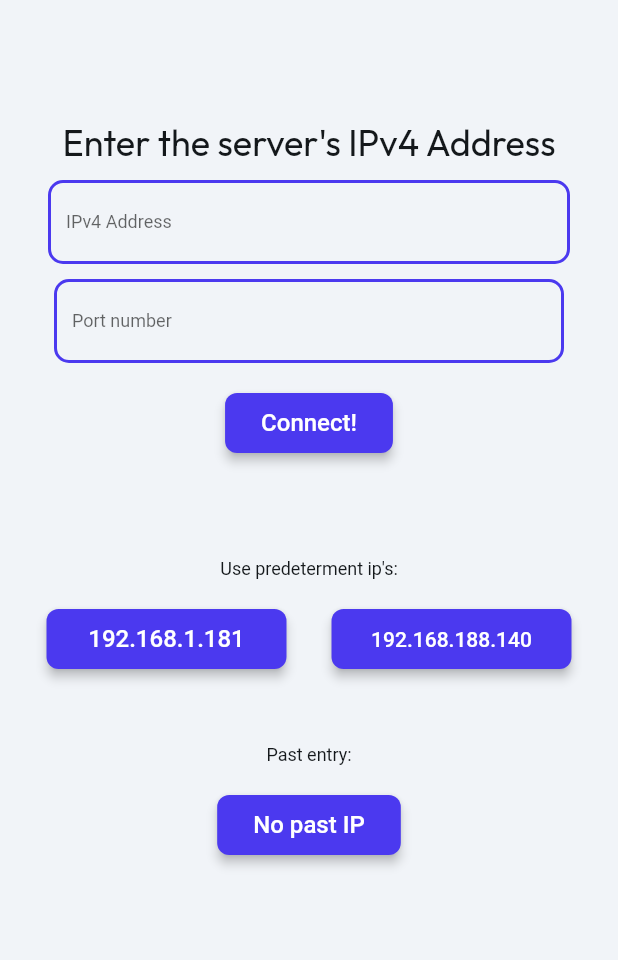
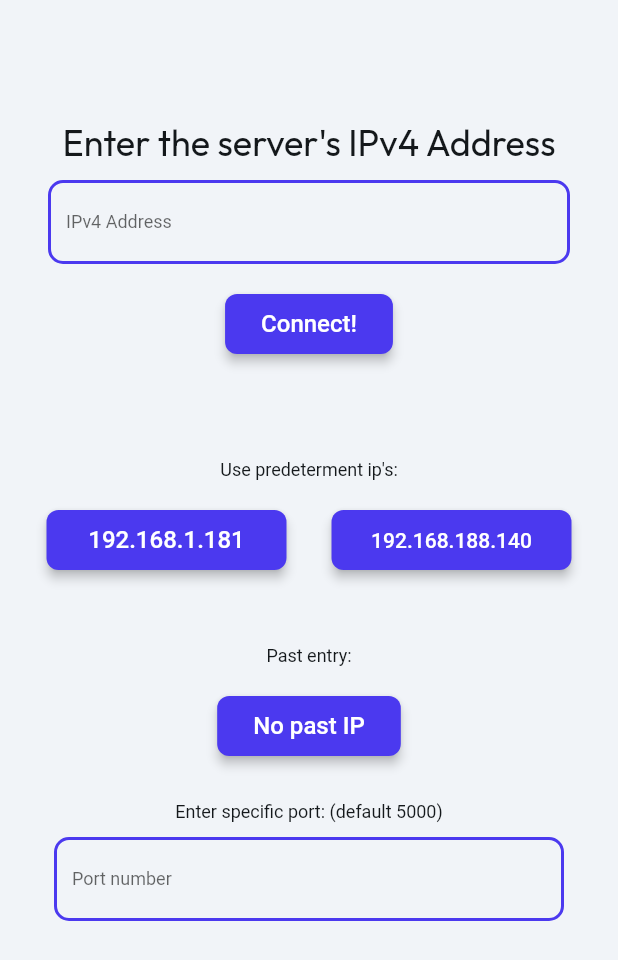
Before and after one commit to ItayMeirowitz/Gamya, a Flutter app: the screen it shows after launch, on a phone screen of 412 x 824 dp. Shown: the top 960 px of the screen. Run offline on Flutter 3.47's test engine with Material 3 defaults, Android fonts, the phone set to English and light mode, and no system bars; drawn by our look-alikes of auto_size_text; our stand-ins replace badges, cached_network_image, equatable, flutter_animate, font_awesome_flutter, from_css_color and 6 more; missing offline and left inert: json_path, mime_type; Roboto replaces fonts that are missing (Readex Pro).

Commit message:
Updating to latest FlutterFlow output.

```diff
--- a/lib/pages/i_pregisteration/i_pregisteration_widget.dart
+++ b/lib/pages/i_pregisteration/i_pregisteration_widget.dart
@@ -188,66 +188,6 @@ class _IPregisterationWidgetState extends State<IPregisterationWidget> {
                                     letterSpacing: 0.0,
                                   ),
                               validator: _model.textController1Validator
-                                  .asValidator(context),
-                            ),
-                          ),
-                        ),
-                        Align(
-                          alignment: const AlignmentDirectional(0.0, -1.0),
-                          child: Padding(
-                            padding: const EdgeInsetsDirectional.fromSTEB(
-                                20.0, 10.0, 20.0, 0.0),
-                            child: TextFormField(
-                              controller: _model.textController2,
-                              focusNode: _model.textFieldFocusNode2,
-                              autofocus: false,
-                              obscureText: false,
-                              decoration: InputDecoration(
-                                labelText: 'Port number',
-                                hintText:
-                                    'Enter Port (currently: ${FFAppState().port})',
-                                hintStyle: FlutterFlowTheme.of(context)
-                                    .bodyLarge
-                                    .override(
-                                      fontFamily: 'Readex Pro',
-                                      letterSpacing: 0.0,
-                                    ),
-                                enabledBorder: OutlineInputBorder(
-                                  borderSide: BorderSide(
-                                    color: FlutterFlowTheme.of(context).primary,
-                                    width: 2.0,
-                                  ),
-                                  borderRadius: BorderRadius.circular(10.0),
-                                ),
-                                focusedBorder: OutlineInputBorder(
-                                  borderSide: const BorderSide(
-                                    color: Color(0x00000000),
-                                    width: 2.0,
-                                  ),
-                                  borderRadius: BorderRadius.circular(10.0),
-                                ),
-                                errorBorder: OutlineInputBorder(
-                                  borderSide: const BorderSide(
-                                    color: Color(0x00000000),
-                                    width: 2.0,
-                                  ),
-                                  borderRadius: BorderRadius.circular(10.0),
-                                ),
-                                focusedErrorBorder: OutlineInputBorder(
-                                  borderSide: const BorderSide(
-                                    color: Color(0x00000000),
-                                    width: 2.0,
-                                  ),
-                                  borderRadius: BorderRadius.circular(10.0),
-                                ),
-                              ),
-                              style: FlutterFlowTheme.of(context)
-                                  .bodyMedium
-                                  .override(
-                                    fontFamily: 'Readex Pro',
-                                    letterSpacing: 0.0,
-                                  ),
-                              validator: _model.textController2Validator
                                   .asValidator(context),
                             ),
                           ),
@@ -512,6 +452,84 @@ class _IPregisterationWidgetState extends State<IPregisterationWidget> {
                                   ),
                                 ),
                               ),
+                              Padding(
+                                padding: const EdgeInsetsDirectional.fromSTEB(
+                                    0.0, 30.0, 0.0, 0.0),
+                                child: Text(
+                                  'Enter specific port: (default 5000)',
+                                  style: FlutterFlowTheme.of(context)
+                                      .bodyMedium
+                                      .override(
+                                        fontFamily: 'Readex Pro',
+                                        letterSpacing: 0.0,
+                                      ),
+                                ),
+                              ),
+                              Align(
+                                alignment: const AlignmentDirectional(0.0, -1.0),
+                                child: Padding(
+                                  padding: const EdgeInsetsDirectional.fromSTEB(
+                                      20.0, 10.0, 20.0, 0.0),
+                                  child: TextFormField(
+                                    controller: _model.textController2,
+                                    focusNode: _model.textFieldFocusNode2,
+                                    autofocus: false,
+                                    obscureText: false,
+                                    decoration: InputDecoration(
+                                      labelText: 'Port number',
+                                      hintText:
+                                          'Enter Port (currently: ${FFAppState().port})',
+                                      hintStyle: FlutterFlowTheme.of(context)
+                                          .bodyLarge
+                                          .override(
+                                            fontFamily: 'Readex Pro',
+                                            letterSpacing: 0.0,
+                                          ),
+                                      enabledBorder: OutlineInputBorder(
+                                        borderSide: BorderSide(
+                                          color: FlutterFlowTheme.of(context)
+                                              .primary,
+                                          width: 2.0,
+                                        ),
+                                        borderRadius:
+                                            BorderRadius.circular(10.0),
+                                      ),
+                                      focusedBorder: OutlineInputBorder(
+                                        borderSide: const BorderSide(
+                                          color: Color(0x00000000),
+                                          width: 2.0,
+                                        ),
+                                        borderRadius:
+                                            BorderRadius.circular(10.0),
+                                      ),
+                                      errorBorder: OutlineInputBorder(
+                                        borderSide: const BorderSide(
+                                          color: Color(0x00000000),
+                                          width: 2.0,
+                                        ),
+                                        borderRadius:
+                                            BorderRadius.circular(10.0),
+                                      ),
+                                      focusedErrorBorder: OutlineInputBorder(
+                                        borderSide: const BorderSide(
+                                          color: Color(0x00000000),
+                                          width: 2.0,
+                                        ),
+                                        borderRadius:
+                                            BorderRadius.circular(10.0),
+                                      ),
+                                    ),
+                                    style: FlutterFlowTheme.of(context)
+                                        .bodyMedium
+                                        .override(
+                                          fontFamily: 'Readex Pro',
+                                          letterSpacing: 0.0,
+                                        ),
+                                    validator: _model.textController2Validator
+                                        .asValidator(context),
+                                  ),
+                                ),
+                              ),
                             ],
                           ),
                         ),
@@ -561,6 +579,9 @@ class _IPregisterationWidgetState extends State<IPregisterationWidget> {
                       Flexible(
                         child: Align(
                           alignment: const AlignmentDirectional(0.0, 1.0),
+                          child: Padding(
+                            padding: const EdgeInsetsDirectional.fromSTEB(
+                                0.0, 0.0, 0.0, 20.0),
                             child: FFButtonWidget(
                               onPressed: () async {
                                 FFAppState().persistentUsername = '';
@@ -593,6 +614,7 @@ class _IPregisterationWidgetState extends State<IPregisterationWidget> {
                             ),
                           ),
                         ),
+                      ),
                     ],
                   ),
                 ),
```
Lines whose indentation alone changed are shown as unchanged.
